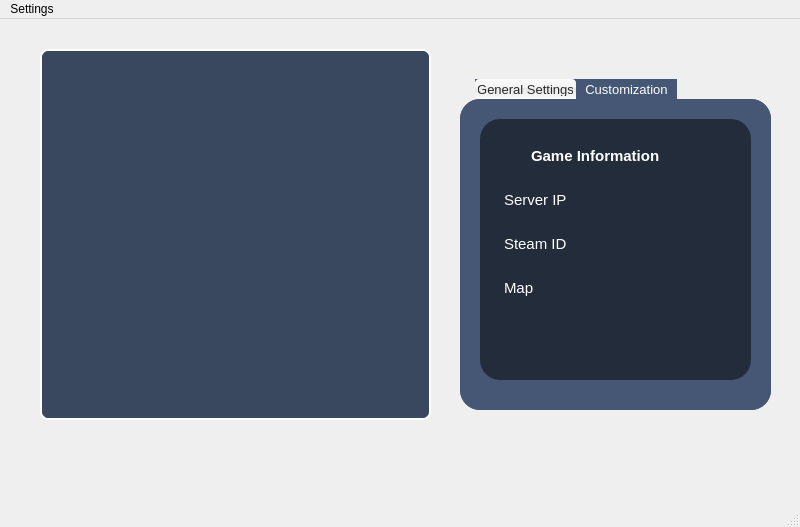
Above: GUI QT/SoundData/main_screen.ui from SoundData/Gui before the change. Below: the same form after it.
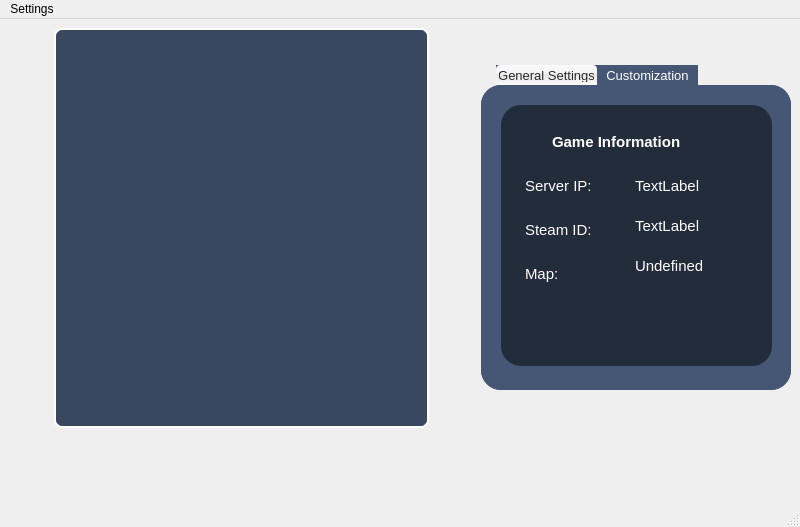
That is the form after the change. The open tabs and pages were chosen to show the change. Icons and pictures are not drawn.

Patch:
```diff
--- a/GUI QT/SoundData/main_screen.ui
+++ b/GUI QT/SoundData/main_screen.ui
@@ -126,14 +126,22 @@
 }</string>
   </property>
   <widget class="QWidget" name="centralwidget">
+   <layout class="QGridLayout" name="gridLayout_2">
+    <item row="0" column="0">
+     <layout class="QGridLayout" name="gridLayout">
+      <item row="0" column="2">
    <widget class="QTabWidget" name="tabWidget">
-    <property name="geometry">
-     <rect>
-      <x>460</x>
-      <y>60</y>
-      <width>311</width>
-      <height>331</height>
-     </rect>
+        <property name="minimumSize">
+         <size>
+          <width>300</width>
+          <height>325</height>
+         </size>
+        </property>
+        <property name="maximumSize">
+         <size>
+          <width>310</width>
+          <height>325</height>
+         </size>
     </property>
     <property name="currentIndex">
      <number>1</number>
@@ -164,7 +172,7 @@
         <string notr="true">background-color: transparent; </string>
        </property>
        <property name="text">
-        <string>Map</string>
+            <string>Map:</string>
        </property>
       </widget>
       <widget class="QLabel" name="label">
@@ -183,7 +191,7 @@
         <string notr="true">background-color: transparent; </string>
        </property>
        <property name="text">
-        <string>Steam ID</string>
+            <string>Steam ID:</string>
        </property>
        <property name="textFormat">
         <enum>Qt::AutoText</enum>
@@ -202,7 +210,7 @@
         <string notr="true">background-color: transparent; </string>
        </property>
        <property name="text">
-        <string>Server IP</string>
+            <string>Server IP:</string>
        </property>
       </widget>
       <widget class="QLabel" name="label_6">
@@ -221,6 +229,54 @@
         <string>Game Information</string>
        </property>
       </widget>
+          <widget class="QLabel" name="server_ip">
+           <property name="geometry">
+            <rect>
+             <x>120</x>
+             <y>60</y>
+             <width>151</width>
+             <height>41</height>
+            </rect>
+           </property>
+           <property name="styleSheet">
+            <string notr="true">background-color: transparent; </string>
+           </property>
+           <property name="text">
+            <string>TextLabel</string>
+           </property>
+          </widget>
+          <widget class="QLabel" name="steam_id">
+           <property name="geometry">
+            <rect>
+             <x>120</x>
+             <y>100</y>
+             <width>141</width>
+             <height>41</height>
+            </rect>
+           </property>
+           <property name="styleSheet">
+            <string notr="true">background-color: transparent; </string>
+           </property>
+           <property name="text">
+            <string>TextLabel</string>
+           </property>
+          </widget>
+          <widget class="QLabel" name="map">
+           <property name="geometry">
+            <rect>
+             <x>120</x>
+             <y>140</y>
+             <width>91</width>
+             <height>41</height>
+            </rect>
+           </property>
+           <property name="styleSheet">
+            <string notr="true">background-color: transparent; </string>
+           </property>
+           <property name="text">
+            <string>Undefined</string>
+           </property>
+          </widget>
      </widget>
     </widget>
     <widget class="QWidget" name="tab_2">
@@ -427,26 +483,25 @@
      </widget>
     </widget>
    </widget>
-   <widget class="QWidget" name="widget" native="true">
-    <property name="geometry">
-     <rect>
-      <x>550</x>
-      <y>420</y>
-      <width>221</width>
-      <height>61</height>
-     </rect>
-    </property>
-   </widget>
+      </item>
+      <item row="0" column="0" colspan="2" alignment="Qt::AlignHCenter|Qt::AlignVCenter">
    <widget class="QWidget" name="widget_2" native="true">
-    <property name="geometry">
-     <rect>
-      <x>40</x>
-      <y>30</y>
-      <width>391</width>
-      <height>371</height>
-     </rect>
-    </property>
-   </widget>
+        <property name="minimumSize">
+         <size>
+          <width>375</width>
+          <height>400</height>
+         </size>
+        </property>
+        <zorder>tabWidget</zorder>
+        <zorder>tabWidget</zorder>
+       </widget>
+      </item>
+      <item row="1" column="1">
+       <widget class="QWidget" name="widget" native="true"/>
+      </item>
+     </layout>
+    </item>
+   </layout>
   </widget>
   <widget class="QMenuBar" name="menubar">
    <property name="geometry">
```
Left out of the diff: 2 changed lines with no effect on the pictures. Lines whose indentation alone changed are shown as unchanged.
